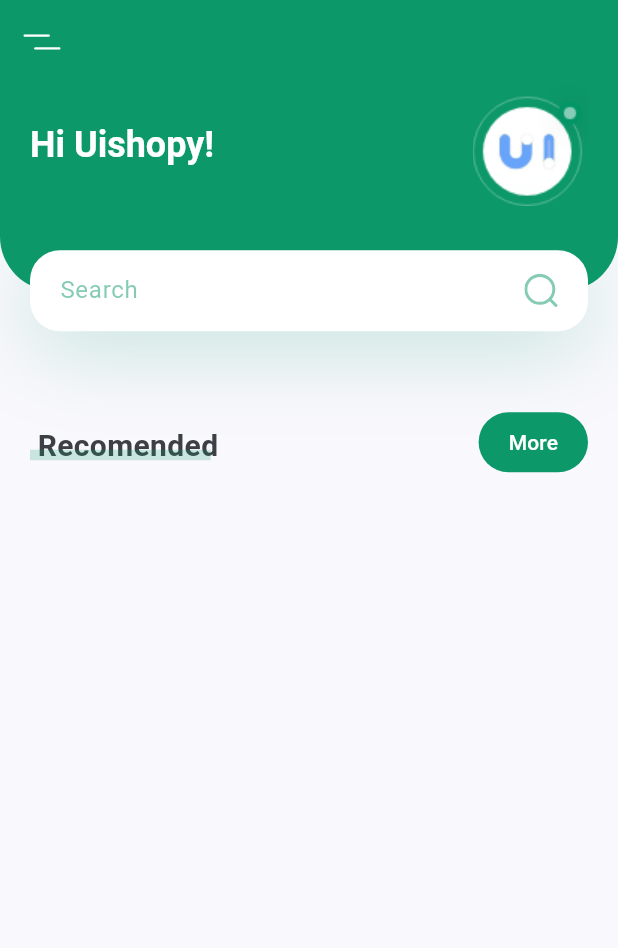
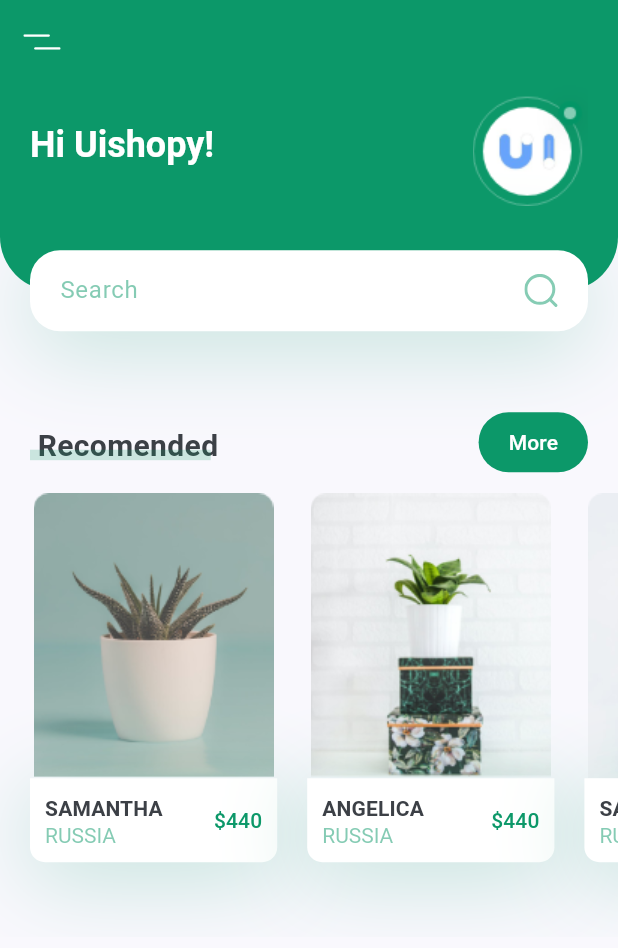
Before and after one commit to hi-lufz1/PlantApp, a Flutter app: the screen it shows after launch, on a phone screen of 412 x 824 dp. Shown: the top 948 px of the screen. Run offline on Flutter 3.47's test engine with Material 3 defaults, Android fonts, the phone set to English and light mode, and no system bars; our stand-ins replace flutter_svg.

Commit message:
membuat dan menambahkan widget RecomendsPlants ke Body

```diff
--- a/lib/screens/home/components/body.dart
+++ b/lib/screens/home/components/body.dart
@@ -1,6 +1,7 @@
 import 'package:flutter/material.dart';
 import 'package:plant_app/constants.dart';
 import 'package:plant_app/screens/home/components/header_with_searchbox..dart';
+import 'package:plant_app/screens/home/components/recomend_plants.dart';
 import 'package:plant_app/screens/home/components/title_with_more_bbtn.dart';
 
 class Body extends StatelessWidget {
@@ -13,6 +14,7 @@ class Body extends StatelessWidget {
         children: <Widget>[
           HeaderWithSearchBox(size: size),
           TitleWithMoreBtn(title: "Recomended", press: () {}),
+          RecomendsPlants(),
           SizedBox(height: kDefaultPadding),
         ],
       ),
--- /dev/null
+++ b/lib/screens/home/components/recomend_plants.dart
@@ -0,0 +1,119 @@
+import 'package:flutter/material.dart';
+import '../../../constants.dart';
+
+class RecomendsPlants extends StatelessWidget {
+  const RecomendsPlants({super.key});
+
+  @override
+  Widget build(BuildContext context) {
+    return SingleChildScrollView(
+      scrollDirection: Axis.horizontal,
+      child: Row(
+        children: <Widget>[
+          RecomendPlantCard(
+            image: "assets/images/image_1.png",
+            title: "Samantha",
+            country: "Russia",
+            price: 440,
+            press: () {},
+          ),
+          RecomendPlantCard(
+            image: "assets/images/image_2.png",
+            title: "Angelica",
+            country: "Russia",
+            price: 440,
+            press: () {},
+          ),
+          RecomendPlantCard(
+            image: "assets/images/image_3.png",
+            title: "Samantha",
+            country: "Russia",
+            price: 440,
+            press: () {},
+          ),
+        ],
+      ),
+    );
+  }
+}
+
+class RecomendPlantCard extends StatelessWidget {
+  const RecomendPlantCard({
+    super.key,
+    required this.image,
+    required this.title,
+    required this.country,
+    required this.price,
+    required this.press,
+  });
+
+  final String image, title, country;
+  final int price;
+  final VoidCallback press;
+
+  @override
+  Widget build(BuildContext context) {
+    Size size = MediaQuery.of(context).size;
+    return Container(
+      margin: const EdgeInsets.only(
+        left: kDefaultPadding,
+        top: kDefaultPadding / 2,
+        bottom: kDefaultPadding * 2.5,
+      ),
+      width: size.width * 0.4,
+      child: Column(
+        children: <Widget>[
+          Image.asset(image),
+          GestureDetector(
+            onTap: press,
+            child: Container(
+              padding: const EdgeInsets.all(kDefaultPadding / 2),
+              decoration: BoxDecoration(
+                color: Colors.white,
+                borderRadius: const BorderRadius.only(
+                  bottomLeft: Radius.circular(10),
+                  bottomRight: Radius.circular(10),
+                ),
+                boxShadow: [
+                  BoxShadow(
+                    offset: const Offset(0, 10),
+                    blurRadius: 50,
+                    color: kPrimaryColor.withOpacity(0.23),
+                  ),
+                ],
+              ),
+              child: Row(
+                children: <Widget>[
+                  RichText(
+                    text: TextSpan(
+                      children: [
+                        TextSpan(
+                          text: "$title\n".toUpperCase(),
+                          style: Theme.of(context).textTheme.labelLarge
+                              ?.copyWith(fontWeight: FontWeight.bold),
+                        ),
+                        TextSpan(
+                          text: country.toUpperCase(),
+                          style: TextStyle(
+                            color: kPrimaryColor.withOpacity(0.5),
+                          ),
+                        ),
+                      ],
+                    ),
+                  ),
+                  const Spacer(),
+                  Text(
+                    '\$$price',
+                    style: Theme.of(
+                      context,
+                    ).textTheme.labelLarge?.copyWith(color: kPrimaryColor),
+                  ),
+                ],
+              ),
+            ),
+          ),
+        ],
+      ),
+    );
+  }
+}
```
